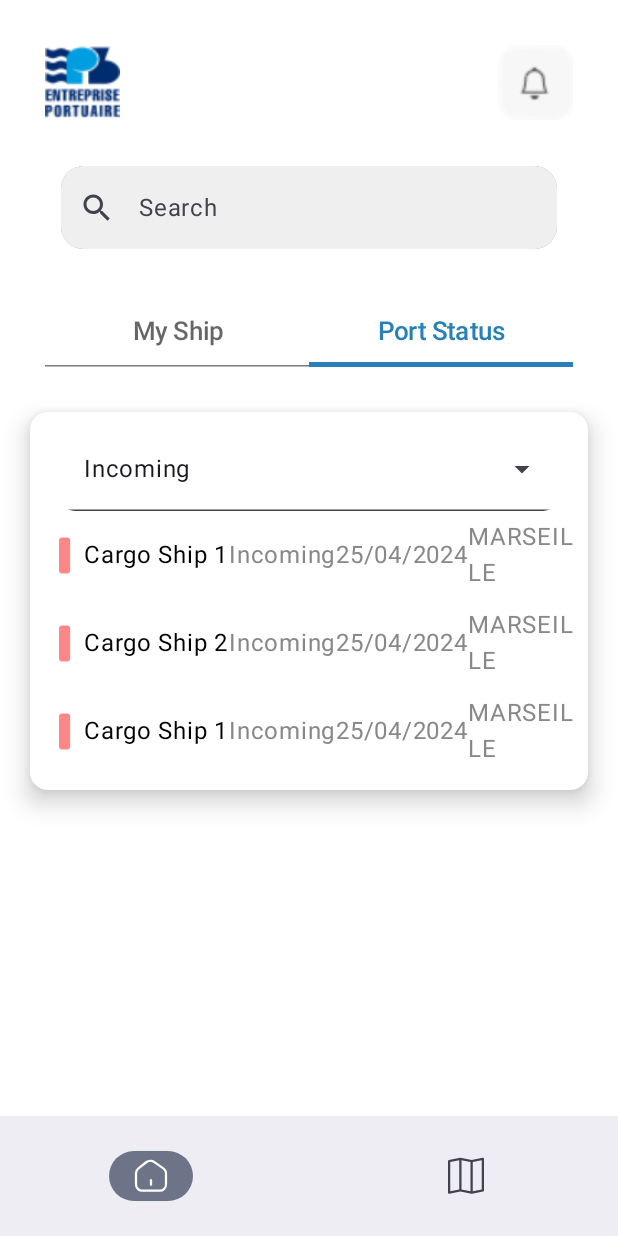
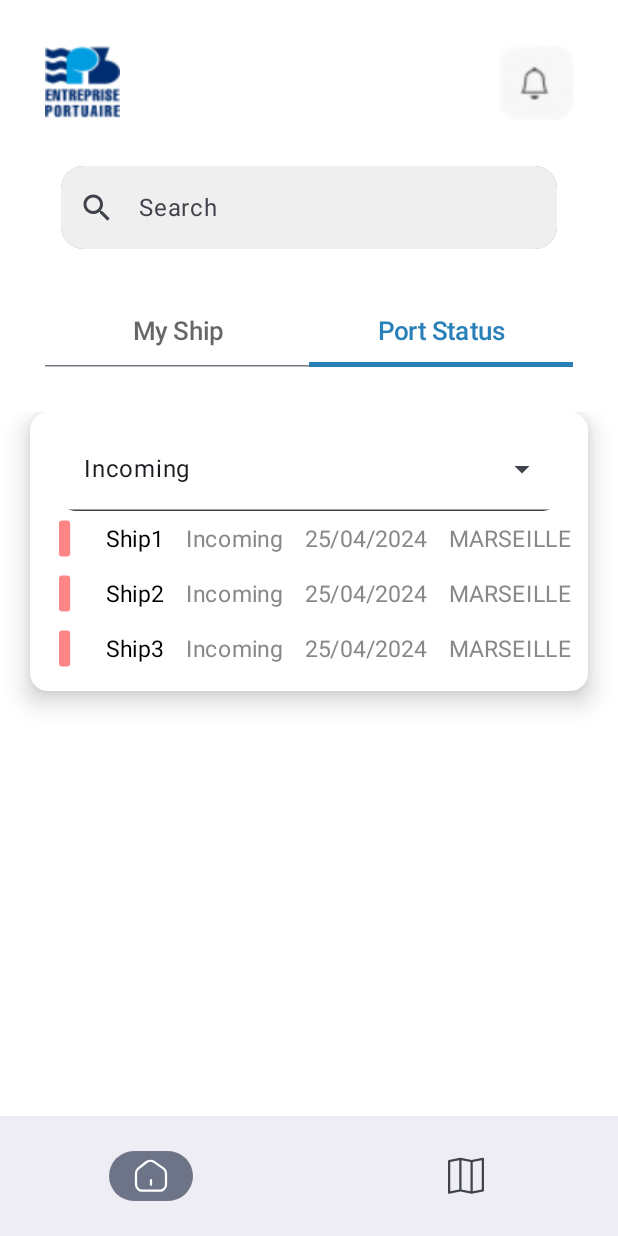
Before and after one commit to Meriem453/Navira, an Android app built with Jetpack Compose: the composable MainScreen shown on its own in the app's theme, tab 2 chosen, on a phone screen of 412 x 824 dp. Run offline under Robolectric (Android 15) with nearby library versions, the phone set to English and light mode, and no system bars; our stand-ins replace Dagger/Hilt's generated code, Firebase (no records; nobody signed in at launch, a user with empty details on screens opened directly), accompanist; 1 statement that could not run was skipped.

Commit message:
finished UI2

```diff
--- a/app/src/main/java/com/example/hackathonapp/MainActivity.kt
+++ b/app/src/main/java/com/example/hackathonapp/MainActivity.kt
@@ -37,6 +37,7 @@ import com.example.hackathonapp.ViewModels.LoginVM
 import com.example.hackathonapp.navigations.Home
 import com.example.hackathonapp.navigations.Map
 import com.example.hackathonapp.navigations.Navigation
+import com.example.hackathonapp.screens.HomeScreen
 import com.example.hackathonapp.screens.gettingstartedScreen
 import com.example.hackathonapp.ui.theme.HackathonAppTheme
 import com.google.android.exoplayer2.ExoPlayer
@@ -56,9 +57,8 @@ class MainActivity : ComponentActivity() {
             HackathonAppTheme {
                 val c = LocalContext.current
                 // A surface container using the 'background' color from the theme
-               // MainScreen(this)
-                gettingstartedScreen(getVideoUri())
-
+                MainScreen(this)
+               // gettingstartedScreen(getVideoUri())
             }
         }
     }
--- a/app/src/main/java/com/example/hackathonapp/items/portItem.kt
+++ b/app/src/main/java/com/example/hackathonapp/items/portItem.kt
@@ -73,22 +73,28 @@ fun portItem(ships: List<Ship>, filteredState: String? = null) {
             Text(
                 text = ship.name,
                 color = Color.Black,
-
+                fontSize = 15.sp
                 )
 
             Text(
                 text = ship.type,
                 color = Color.Gray,
+                fontSize = 15.sp
+
             )
 
             Text(
                 text = ship.ETA,
                 color = Color.Gray,
+                fontSize = 15.sp
+
             )
 
             Text(
                 text = ship.origin,
                 color = Color.Gray,
+                fontSize = 15.sp
+
             )
 
         }
--- a/app/src/main/java/com/example/hackathonapp/model/page.kt
+++ b/app/src/main/java/com/example/hackathonapp/model/page.kt
@@ -15,12 +15,12 @@ val pages = listOf(
     ),
 
     Page(
-        title = "Coordination",
+        title = "Navigate Seamlessly",
         description = "Effortlessly track and manage vessel positions with our user-friendly interface."
     ),
 
     Page(
-        title = "Dialogue",
+        title = "Get Started",
         description = "Let's set sail! Begin your voyage by creating your account and setting up your fleet."
     )
 )
--- a/app/src/main/java/com/example/hackathonapp/navigations/Navigation.kt
+++ b/app/src/main/java/com/example/hackathonapp/navigations/Navigation.kt
@@ -20,7 +20,7 @@ fun Navigation(navController: NavHostController){
         }
 
         composable(route = Map.route){
-            MapScreen(navController)
+            MapScreen()
         }
     }
 }
--- a/app/src/main/java/com/example/hackathonapp/screens/HomeScreen.kt
+++ b/app/src/main/java/com/example/hackathonapp/screens/HomeScreen.kt
@@ -2,6 +2,7 @@ package com.example.hackathonapp.screens
 
 import androidx.compose.foundation.Image
 import androidx.compose.foundation.background
+import androidx.compose.foundation.gestures.scrollable
 import androidx.compose.foundation.layout.Column
 import androidx.compose.foundation.layout.Row
 import androidx.compose.foundation.layout.Spacer
@@ -11,7 +12,9 @@ import androidx.compose.foundation.layout.height
 import androidx.compose.foundation.layout.padding
 import androidx.compose.foundation.layout.size
 import androidx.compose.foundation.layout.width
+import androidx.compose.foundation.rememberScrollState
 import androidx.compose.foundation.shape.RoundedCornerShape
+import androidx.compose.foundation.verticalScroll
 import androidx.compose.material3.Card
 import androidx.compose.material3.CardDefaults
 import androidx.compose.material3.DropdownMenu
@@ -86,7 +89,7 @@ fun HomeScreen(navController: NavHostController) {
             search = "Search..",
             onValueChange = {})
 
-        var state by remember { mutableStateOf(1) }
+        var state by remember { mutableStateOf(0) }
         val titles = listOf("My Ship", "Port Status")
 
 
@@ -138,15 +141,19 @@ fun HomeScreen(navController: NavHostController) {
 
 @Composable
 fun MyShips() {
+    val scrollState = rememberScrollState()
 
     val sampleShips = listOf(
         Ship(1, "Cargo Ship 1", "Active", 2, 50),
         Ship(2, "Petroleum Tanker 2", "Docked", 1, 75),
         Ship(3, "Passenger Cruise 3", "Waiting", 3, 100),
-
     )
 
     Column(
+        modifier = Modifier
+            .fillMaxSize()
+            .verticalScroll(scrollState),
+
         horizontalAlignment = Alignment.CenterHorizontally
     ) {
         Image(
@@ -159,8 +166,7 @@ fun MyShips() {
             text = "ATLANTIC MONACO",
             modifier = Modifier
                 .fillMaxWidth()
-                .padding(10.dp)
-            ,
+                .padding(10.dp),
             textAlign = TextAlign.Start,
             color = Color.Black,
             fontSize = 30.sp,
@@ -170,18 +176,29 @@ fun MyShips() {
         Card(
             modifier = Modifier
                 .fillMaxWidth()
-                .padding(10.dp)
-            ,
+                .padding(10.dp),
             elevation = CardDefaults.cardElevation(10.dp),
             colors = CardDefaults.cardColors(Color.White)
 
         ) {
             Spacer(modifier = Modifier.height(10.dp))
             Column() {
-                infoItem(icon =  R.drawable.arrow_repeat, infotype = "Ship state", shipinfo = sampleShips[0].state)
-                infoItem(icon =  R.drawable.box, infotype = "Type", shipinfo = sampleShips[0].state)
-                infoItem(icon =  R.drawable.clock_history, infotype = "ETA", shipinfo = sampleShips[0].state)
-                infoItem(icon =  R.drawable.globe_americas, infotype = "Origin", shipinfo = sampleShips[0].state)
+                infoItem(
+                    icon = R.drawable.arrow_repeat,
+                    infotype = "Ship state",
+                    shipinfo = sampleShips[0].state
+                )
+                infoItem(icon = R.drawable.box, infotype = "Type", shipinfo = sampleShips[0].state)
+                infoItem(
+                    icon = R.drawable.clock_history,
+                    infotype = "ETA",
+                    shipinfo = sampleShips[0].state
+                )
+                infoItem(
+                    icon = R.drawable.globe_americas,
+                    infotype = "Origin",
+                    shipinfo = sampleShips[0].state
+                )
 
             }
 
@@ -192,19 +209,22 @@ fun MyShips() {
 
 @Composable
 fun PortStatus() {
-    val states = listOf("Incoming", "In Quai","In Rade")
+    val states = listOf("Incoming", "In Quai", "In Rade")
 
-
+    val scrollState = rememberScrollState()
 
     Column(
-        horizontalAlignment = Alignment.CenterHorizontally
-    ) {
+        horizontalAlignment = Alignment.CenterHorizontally,
+        modifier = Modifier
+            .fillMaxSize()
+            .verticalScroll(scrollState),
+
+        ) {
 
         Card(
             modifier = Modifier
                 .fillMaxWidth()
-                .padding(0.dp)
-            ,
+                .padding(0.dp),
             elevation = CardDefaults.cardElevation(10.dp),
             colors = CardDefaults.cardColors(Color.White)
 
@@ -223,11 +243,10 @@ fun PortStatus() {
 fun portFilter(states: List<String>) {
 
     val sampleShips = listOf(
-        Ship(1, "Cargo Ship 1", "Active", 2, 50,"Incoming","25/04/2024","MARSEILLE"),
-        Ship(2, "Cargo Ship 2", "Active", 2, 50,"Incoming","25/04/2024","MARSEILLE"),
-        Ship(3, "Cargo Ship 1", "Active", 2, 50,"Incoming","25/04/2024","MARSEILLE"),
-        Ship(3, "Cargo Ship 1", "Active", 2, 50,"In Rade","25/04/2024","MARSEILLE"),
-
+        Ship(1, "Ship1", "Active", 2, 50, "Incoming", "25/04/2024", "MARSEILLE"),
+        Ship(2, "Ship2", "Active", 2, 50, "Incoming", "25/04/2024", "MARSEILLE"),
+        Ship(3, "Ship3", "Active", 2, 50, "Incoming", "25/04/2024", "MARSEILLE"),
+        Ship(3, "Ship4", "Active", 2, 50, "In Rade", "25/04/2024", "MARSEILLE"),
         )
 
     var expanded by remember { mutableStateOf(false) }
@@ -293,7 +312,7 @@ fun portFilter(states: List<String>) {
             }
         }
     }
-    portItem(sampleShips,state_name)
+    portItem(sampleShips, state_name)
 
 }
 
--- a/app/src/main/java/com/example/hackathonapp/ui/theme/Theme.kt
+++ b/app/src/main/java/com/example/hackathonapp/ui/theme/Theme.kt
@@ -15,7 +15,7 @@ import androidx.compose.ui.platform.LocalContext
 import androidx.compose.ui.platform.LocalView
 import androidx.core.view.WindowCompat
 
-private val DarkColorScheme = darkColorScheme(
+private val DarkColorScheme = lightColorScheme(
     primary = Purple80,
     secondary = PurpleGrey80,
     tertiary = Pink80
```
Also changed, not shown: app/src/main/java/com/example/hackathonapp/screens/MapScreen.kt (+7 -1 lines), app/src/main/java/com/example/hackathonapp/screens/gettingstartedScreen.kt (+0 -24 lines).
